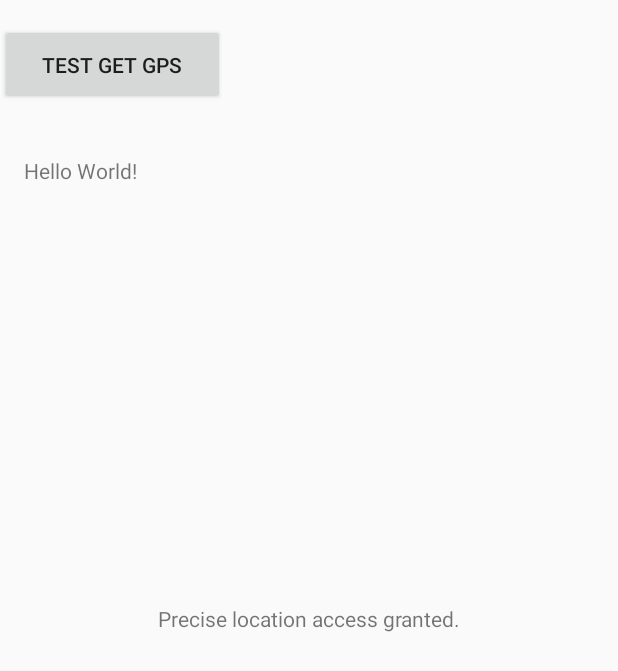
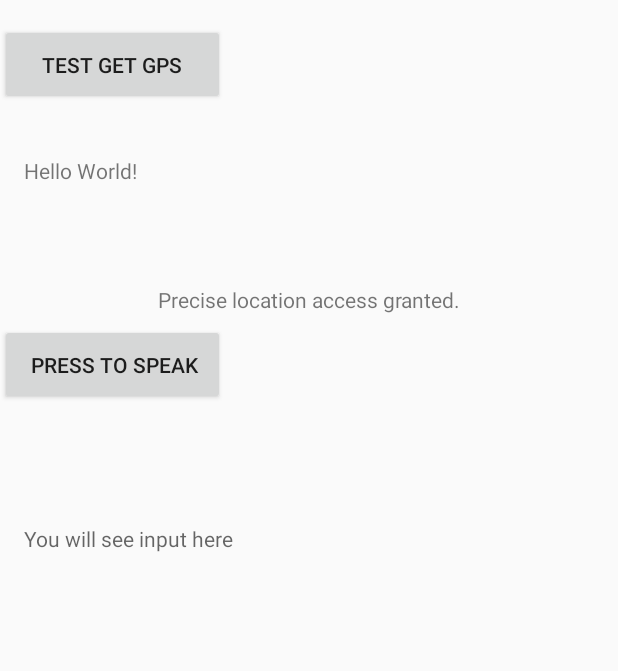
Before and after one commit to woaiwyhty/SmartCane, an Android app: the screen it shows after launch (MainActivity), on a phone screen of 412 x 824 dp. Shown: the top 671 px of the screen. Run offline under Robolectric (Android 15) with nearby library versions, the phone set to English and light mode, and no system bars.

Commit message:
initial changes for voice input

```diff
--- a/app/src/main/AndroidManifest.xml
+++ b/app/src/main/AndroidManifest.xml
@@ -4,6 +4,8 @@
     <uses-permission android:name="android.permission.ACCESS_COARSE_LOCATION"/>
     <uses-permission android:name="android.permission.ACCESS_FINE_LOCATION"/>
     <uses-permission android:name="android.permission.ACCESS_BACKGROUND_LOCATION" />
+    <uses-permission android:name="android.permission.RECORD_AUDIO"/>
+    <uses-permission android:name="android.permission.INTERNET"/>
 
     <application
         android:allowBackup="true"
--- a/app/src/main/java/com/fydp/smartcane/MainActivity.java
+++ b/app/src/main/java/com/fydp/smartcane/MainActivity.java
@@ -3,8 +3,12 @@ package com.fydp.smartcane;
 import android.Manifest;
 import android.annotation.SuppressLint;
 import android.content.Context;
+import android.content.Intent;
 import android.location.Location;
 import android.os.Bundle;
+import android.speech.RecognitionListener;
+import android.speech.RecognizerIntent;
+import android.speech.SpeechRecognizer;
 
 import com.google.android.material.floatingactionbutton.FloatingActionButton;
 import com.google.android.material.snackbar.Snackbar;
@@ -15,11 +19,18 @@ import androidx.appcompat.app.AppCompatActivity;
 import androidx.appcompat.widget.Toolbar;
 import androidx.core.content.ContextCompat;
 
+import android.util.Log;
+import android.view.MotionEvent;
 import android.view.View;
 import android.view.Menu;
 import android.view.MenuItem;
 import android.widget.Button;
 import android.widget.TextView;
+import android.widget.EditText;
+import android.widget.ImageView;
+
+import java.util.ArrayList;
+import java.util.Locale;
 
 public class MainActivity extends AppCompatActivity {
 
@@ -41,6 +52,7 @@ public class MainActivity extends AppCompatActivity {
 
         initContentMain();
         initLocationPermission();
+        initAudioPermission();
     }
 
     @Override
@@ -89,9 +101,28 @@ public class MainActivity extends AppCompatActivity {
         });
     }
 
+    private void initAudioPermission() {
+////        if(ContextCompat.checkSelfPermission(this,Manifest.permission.RECORD_AUDIO) != PackageManager.PERMISSION_GRANTED){
+////            checkPermission();
+////        }
+////        if (Build.VERSION.SDK_INT >= Build.VERSION_CODES.M) {
+////            AppCompatActivity.requestPermissions(this,new String[]{Manifest.permission.RECORD_AUDIO},RecordAudioRequestCode);
+////        }
+//
+//        if (Build.VERSION.SDK_INT >= Build.VERSION_CODES.M) {
+//            if (!(ContextCompat.checkSelfPermission(this, Manifest.permission.RECORD_AUDIO) == PackageManager.PERMISSION_GRANTED)) {
+//                Intent intent = new Intent(Settings.ACTION_APPLICATION_DETAILS_SETTINGS,
+//                        Uri.parse("package:" + getPackageName()));
+//                startActivity(intent);
+//                finish();
+//            }
+//        }
+    }
+
+    @SuppressLint({"WrongViewCast", "ClickableViewAccessibility"})
     private void initContentMain() {
         setContentView(R.layout.content_main);
-
+        // GPS
         this.tv_notification = findViewById(R.id.tv_notification);
         this.tv_location = findViewById(R.id.tv_location);
         this.button_test_gps = findViewById(R.id.button_get_gps);
@@ -108,6 +139,85 @@ public class MainActivity extends AppCompatActivity {
                 setLocation(location);
             }
         });
+
+        // voice input
+        voiceInputResult = findViewById(R.id.button_voice_input_result);
+        voiceInputButton = findViewById(R.id.button_voice_input);
+        speechRecognizer = SpeechRecognizer.createSpeechRecognizer(this);
+        final Intent speechRecognizerIntent = new Intent(RecognizerIntent.ACTION_RECOGNIZE_SPEECH);
+        speechRecognizerIntent.putExtra(RecognizerIntent.EXTRA_LANGUAGE_MODEL,RecognizerIntent.LANGUAGE_MODEL_FREE_FORM);
+        speechRecognizerIntent.putExtra(RecognizerIntent.EXTRA_LANGUAGE,
+                Locale.getDefault());
+        speechRecognizer.setRecognitionListener(new RecognitionListener() {
+            @Override
+            public void onReadyForSpeech(Bundle bundle) {
+
+            }
+
+            @Override
+            public void onBeginningOfSpeech() {
+
+            }
+
+            @Override
+            public void onRmsChanged(float v) {
+
+            }
+
+            @Override
+            public void onBufferReceived(byte[] bytes) {
+
+            }
+
+            @Override
+            public void onEndOfSpeech() {
+
+            }
+
+            @Override
+            public void onError(int i) {
+
+            }
+
+            @Override
+            public void onResults(Bundle bundle) {
+                //getting all the matches
+                ArrayList<String> matches = bundle.getStringArrayList(SpeechRecognizer.RESULTS_RECOGNITION);
+                Log.d("myTag", String.valueOf(matches));
+                //displaying the first match
+                if (matches != null)
+
+                    voiceInputResult.setText(matches.get(0));
+            }
+
+            @Override
+            public void onPartialResults(Bundle bundle) {
+
+            }
+
+            @Override
+            public void onEvent(int i, Bundle bundle) {
+
+            }
+        });
+        this.voiceInputButton.setOnTouchListener(new View.OnTouchListener() {
+            @Override
+            public boolean onTouch(View v, MotionEvent event) {
+                switch (event.getAction()) {
+                    case MotionEvent.ACTION_UP:
+                        speechRecognizer.stopListening();
+                        voiceInputResult.setHint("You will see input here");
+                        break;
+
+                    case MotionEvent.ACTION_DOWN:
+                        speechRecognizer.startListening(speechRecognizerIntent);
+                        voiceInputResult.setText("");
+                        voiceInputResult.setHint("Listening...");
+                        break;
+                }
+                return false;
+            }
+        });
     }
 
     private void setNotification(String message) {
@@ -122,4 +232,8 @@ public class MainActivity extends AppCompatActivity {
     private TextView tv_notification;
     private TextView tv_location;
     private Button button_test_gps;
+    public static final Integer RecordAudioRequestCode = 1;
+    private SpeechRecognizer speechRecognizer;
+    private TextView voiceInputResult;
+    private Button voiceInputButton;
 }
--- a/app/src/main/res/layout/content_main.xml
+++ b/app/src/main/res/layout/content_main.xml
@@ -29,6 +29,29 @@
         app:layout_constraintTop_toTopOf="parent"
         app:layout_constraintVertical_bias="0.129" />
 
+    <Button
+        android:id="@+id/button_voice_input"
+        android:layout_width="150dp"
+        android:layout_height="54dp"
+        android:layout_marginTop="216dp"
+        android:paddingEnd="10dp"
+        android:text="@string/press_to_speak"
+        app:layout_constraintTop_toTopOf="parent"
+        tools:ignore="MissingConstraints,RtlSymmetry"
+        tools:layout_editor_absoluteX="16dp" />
+
+    <TextView
+        android:id="@+id/button_voice_input_result"
+        android:layout_width="wrap_content"
+        android:layout_height="wrap_content"
+        android:hint="@string/you_will_see_input_here"
+        app:layout_constraintBottom_toBottomOf="parent"
+        app:layout_constraintHorizontal_bias="0.059"
+        app:layout_constraintLeft_toLeftOf="parent"
+        app:layout_constraintRight_toRightOf="parent"
+        app:layout_constraintTop_toTopOf="parent"
+        app:layout_constraintVertical_bias="0.434" />
+
     <TextView
         android:id="@+id/tv_notification"
         android:layout_width="wrap_content"
@@ -37,6 +60,7 @@
         app:layout_constraintBottom_toBottomOf="parent"
         app:layout_constraintLeft_toLeftOf="parent"
         app:layout_constraintRight_toRightOf="parent"
-        app:layout_constraintTop_toTopOf="parent" />
+        app:layout_constraintTop_toTopOf="parent"
+        app:layout_constraintVertical_bias="0.236" />
 
 </androidx.constraintlayout.widget.ConstraintLayout>
--- a/app/src/main/res/values/strings.xml
+++ b/app/src/main/res/values/strings.xml
@@ -1,4 +1,6 @@
 <resources>
     <string name="app_name">SmartCane</string>
     <string name="action_settings">Settings</string>
+    <string name="you_will_see_input_here">You will see input here</string>
+    <string name="press_to_speak">Press to Speak</string>
 </resources>
```
